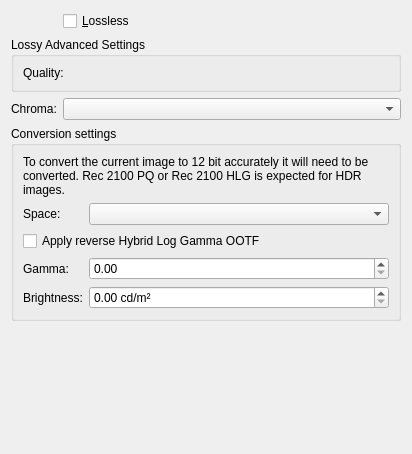
This is plugins/impex/heif/WdgHeifExport.ui in KDE/krita as Qt 5 draws it before an edit. The edited form follows.
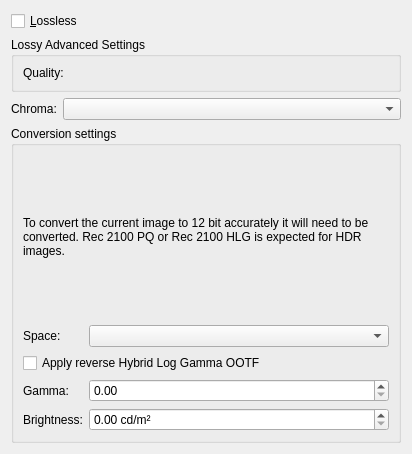
This is the edited form. Custom widgets are drawn as their Qt base class.

Commit message:
Implement functionality for impex to check if an image supports HDR.
This also makes it possible for people to check if an image can be saved
with the Code-independant coding points as specified in H.273, which is
probably also useful for the ffmpeg functionality.

What changed in the file:
```diff
--- a/plugins/impex/heif/WdgHeifExport.ui
+++ b/plugins/impex/heif/WdgHeifExport.ui
@@ -15,25 +15,6 @@
    </rect>
   </property>
   <layout class="QFormLayout" name="formLayout_2">
-   <item row="0" column="1">
-    <widget class="QCheckBox" name="chkLossless">
-     <property name="sizePolicy">
-      <sizepolicy hsizetype="MinimumExpanding" vsizetype="Minimum">
-       <horstretch>0</horstretch>
-       <verstretch>0</verstretch>
-      </sizepolicy>
-     </property>
-     <property name="toolTip">
-      <string>This option will merge all layers. It is advisable to check this option, otherwise other applications might not be able to read your file correctly.</string>
-     </property>
-     <property name="text">
-      <string>&amp;Lossless</string>
-     </property>
-     <property name="checked">
-      <bool>false</bool>
-     </property>
-    </widget>
-   </item>
    <item row="1" column="0" colspan="2">
     <widget class="QGroupBox" name="lossySettings">
      <property name="title">
@@ -78,6 +59,12 @@
      <layout class="QFormLayout" name="formLayout_3">
       <item row="0" column="0" colspan="2">
        <widget class="QLabel" name="explanationLabel">
+        <property name="sizePolicy">
+         <sizepolicy hsizetype="Preferred" vsizetype="MinimumExpanding">
+          <horstretch>0</horstretch>
+          <verstretch>0</verstretch>
+         </sizepolicy>
+        </property>
         <property name="text">
          <string>&lt;html&gt;&lt;head/&gt;&lt;body&gt;&lt;p&gt;To convert the current image to 12 bit accurately it will need to be converted. Rec 2100 PQ or Rec 2100 HLG is expected for HDR images.&lt;/p&gt;&lt;/body&gt;&lt;/html&gt;</string>
         </property>
@@ -149,6 +136,25 @@
      </layout>
     </widget>
    </item>
+   <item row="0" column="0" colspan="2">
+    <widget class="QCheckBox" name="chkLossless">
+     <property name="sizePolicy">
+      <sizepolicy hsizetype="MinimumExpanding" vsizetype="Minimum">
+       <horstretch>0</horstretch>
+       <verstretch>0</verstretch>
+      </sizepolicy>
+     </property>
+     <property name="toolTip">
+      <string>This option will merge all layers. It is advisable to check this option, otherwise other applications might not be able to read your file correctly.</string>
+     </property>
+     <property name="text">
+      <string>&amp;Lossless</string>
+     </property>
+     <property name="checked">
+      <bool>false</bool>
+     </property>
+    </widget>
+   </item>
   </layout>
  </widget>
  <customwidgets>
```
The commit also changes 6 other files.
